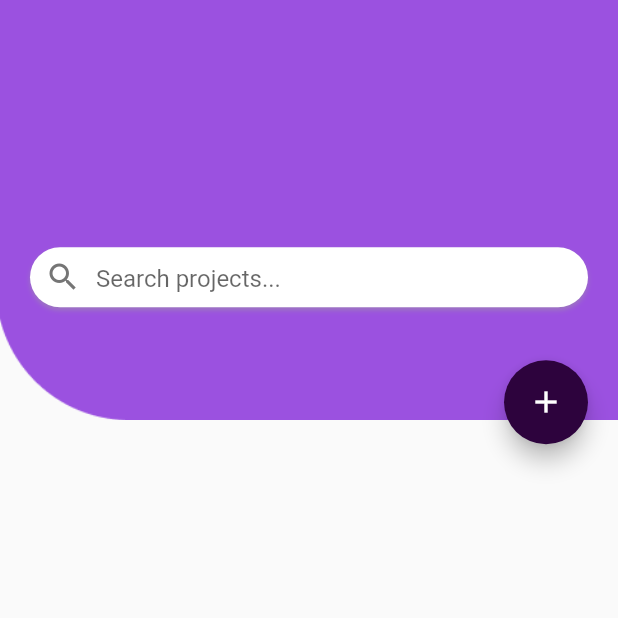
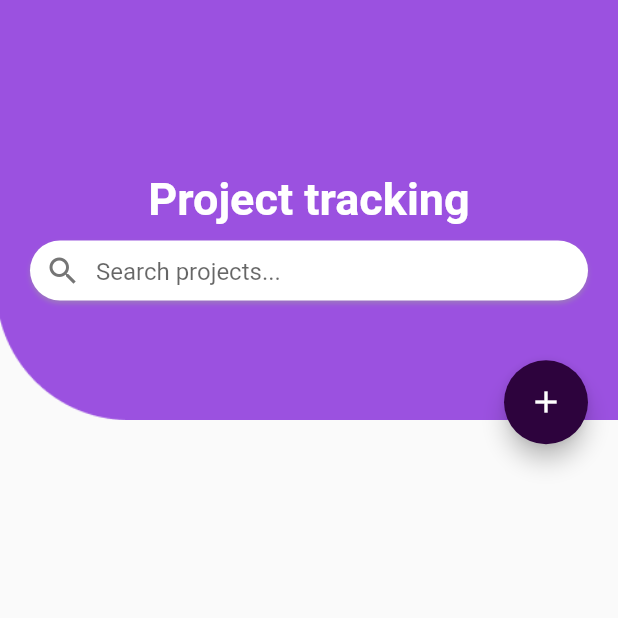
Before and after one commit to amenyy/suiviProjet, a Flutter app: the screen it shows after launch, on a phone screen of 412 x 824 dp, the top half of it. Run offline on Flutter 3.47's test engine with Material 2 defaults, Android fonts, the phone set to English and light mode, and no system bars; network calls fail.

Commit message:
feature: backlog fix design project by ameny

```diff
--- a/lib/project_list_screen.dart
+++ b/lib/project_list_screen.dart
@@ -240,10 +240,12 @@ class _ProjectListState extends State<ProjectList> {
             top: 0,
             left: 0,
             right: 0,
-            child: Image.asset('lib/images/bg.png',
+            child: Image.asset(
+              'lib/images/bg.png',
               fit: BoxFit.cover,
               height: MediaQuery.of(context).size.height * 0.34,
-                width: double.infinity),
+              width: double.infinity,
+            ),
           ),
           Positioned(
             top: MediaQuery.of(context).size.height * 0.1,
@@ -251,17 +253,33 @@ class _ProjectListState extends State<ProjectList> {
             right: 20,
             child: FloatingActionButton(
               onPressed: _showAddProjectDialog,
-              backgroundColor: Color.fromARGB(255, 45, 3, 61), // Couleur rouge
+              backgroundColor: Color.fromARGB(255, 45, 3, 61),
               child: Icon(Icons.add),
             ),
           ),
 
 // Add the search bar
           Positioned(
-            top: MediaQuery.of(context).size.height * 0.2,
+            top: MediaQuery.of(context).size.height * 0.14,
             left: 20,
             right: 20,
-            child: Container(
+            child: Column(
+              children: [
+                // Add the title
+                AnimatedOpacity(
+                  duration: Duration(milliseconds: 3000),
+                  opacity: _searchQuery.isNotEmpty ? 0 : 1,
+                  child: Text(
+                    'Project tracking',
+                    style: TextStyle(
+                      fontSize: 30,
+                      fontWeight: FontWeight.bold,
+                      color: Colors.white,
+                    ),
+                  ),
+                ),
+                SizedBox(height: 10),
+                Container(
                   height: 40,
                   decoration: BoxDecoration(
                     color: Colors.white,
@@ -295,6 +313,8 @@ class _ProjectListState extends State<ProjectList> {
                       ),
                     ],
                   ),
+                ),
+              ],
             ),
           ),
 
```
Also changed, not shown: projects.json (+7 -28 lines). Lines whose indentation alone changed are shown as unchanged.
